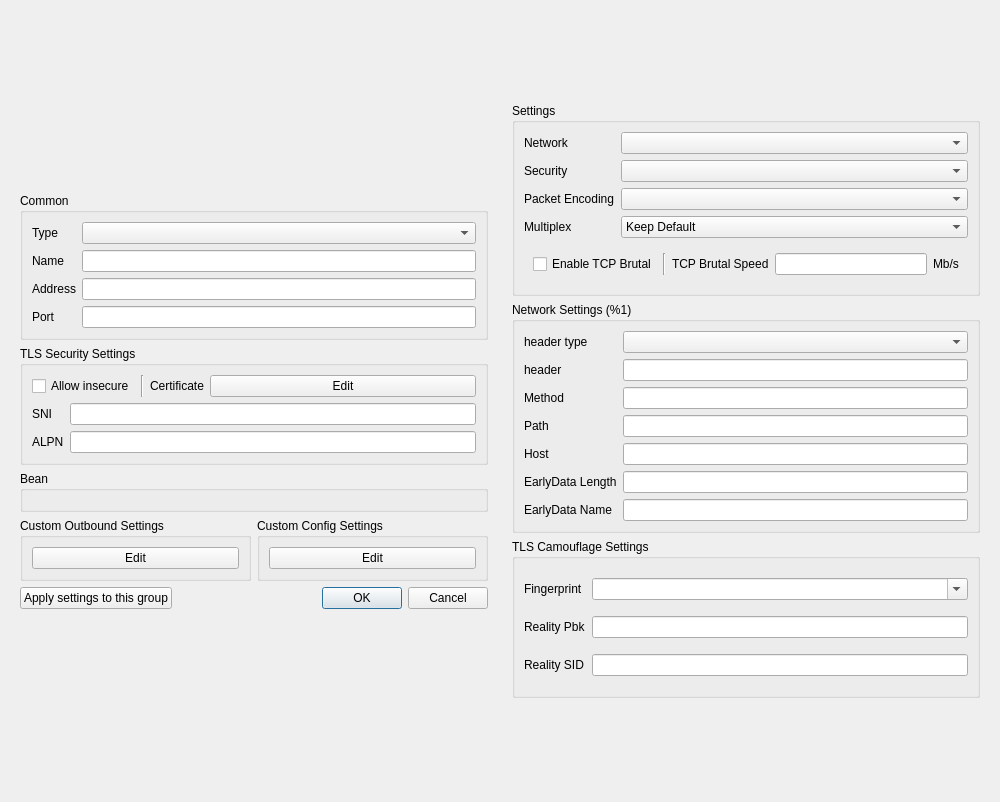
Old version of the form ui/edit/dialog_edit_profile.ui in the repository shengmo0210/nekoray.
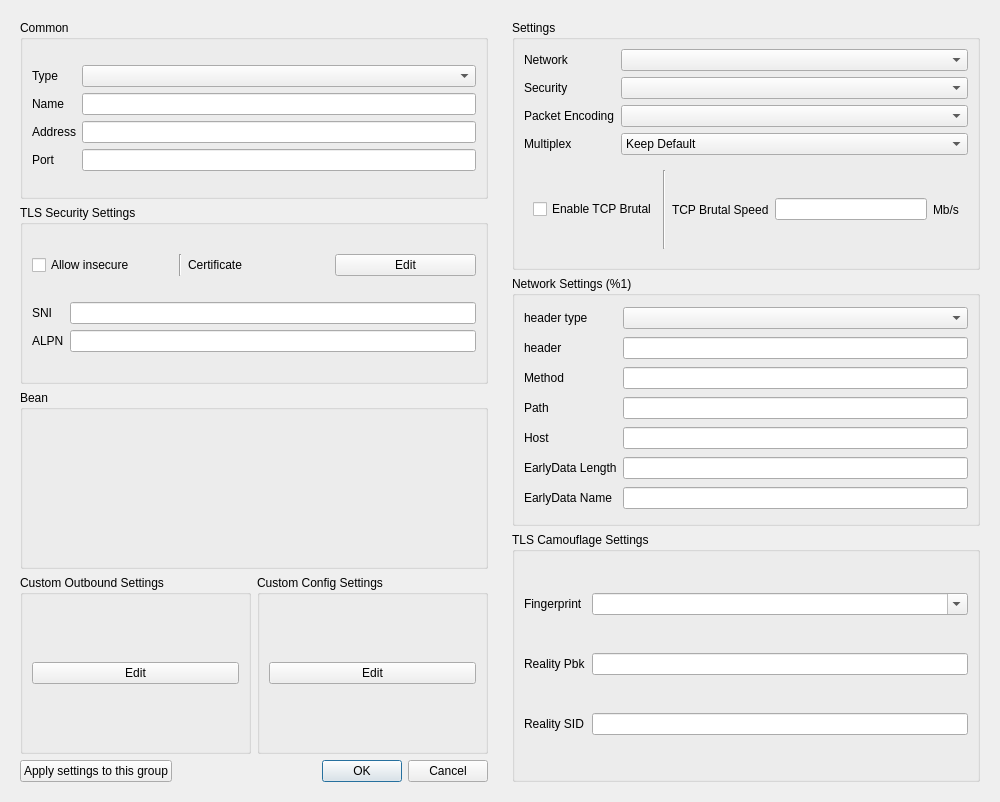
New version of the form. Custom widgets are drawn as their Qt base class.

Diff of the .ui file:
```diff
--- a/ui/edit/dialog_edit_profile.ui
+++ b/ui/edit/dialog_edit_profile.ui
@@ -23,7 +23,7 @@
    <item>
     <widget class="QWidget" name="left_w" native="true">
      <property name="sizePolicy">
-      <sizepolicy hsizetype="Minimum" vsizetype="Maximum">
+      <sizepolicy hsizetype="Preferred" vsizetype="Preferred">
        <horstretch>0</horstretch>
        <verstretch>0</verstretch>
       </sizepolicy>
@@ -31,7 +31,7 @@
      <property name="minimumSize">
       <size>
        <width>400</width>
-       <height>0</height>
+       <height>400</height>
       </size>
      </property>
      <layout class="QVBoxLayout" name="left">
@@ -41,7 +41,7 @@
       <item>
        <widget class="QGroupBox" name="groupBox">
         <property name="sizePolicy">
-         <sizepolicy hsizetype="Preferred" vsizetype="Maximum">
+         <sizepolicy hsizetype="Preferred" vsizetype="Preferred">
           <horstretch>0</horstretch>
           <verstretch>0</verstretch>
          </sizepolicy>
@@ -100,7 +100,7 @@
       <item>
        <widget class="QGroupBox" name="security_box">
         <property name="sizePolicy">
-         <sizepolicy hsizetype="Preferred" vsizetype="Maximum">
+         <sizepolicy hsizetype="Preferred" vsizetype="Preferred">
           <horstretch>0</horstretch>
           <verstretch>0</verstretch>
          </sizepolicy>
@@ -114,7 +114,7 @@
            <item>
             <widget class="QCheckBox" name="insecure">
              <property name="sizePolicy">
-              <sizepolicy hsizetype="Maximum" vsizetype="Fixed">
+              <sizepolicy hsizetype="Preferred" vsizetype="Preferred">
                <horstretch>0</horstretch>
                <verstretch>0</verstretch>
               </sizepolicy>
@@ -137,7 +137,7 @@
            <item>
             <widget class="QLabel" name="label_6">
              <property name="sizePolicy">
-              <sizepolicy hsizetype="Maximum" vsizetype="Preferred">
+              <sizepolicy hsizetype="Preferred" vsizetype="Preferred">
                <horstretch>0</horstretch>
                <verstretch>0</verstretch>
               </sizepolicy>
@@ -195,7 +195,7 @@
       <item>
        <widget class="QGroupBox" name="bean">
         <property name="sizePolicy">
-         <sizepolicy hsizetype="Preferred" vsizetype="Maximum">
+         <sizepolicy hsizetype="Preferred" vsizetype="Preferred">
           <horstretch>0</horstretch>
           <verstretch>0</verstretch>
          </sizepolicy>
@@ -215,7 +215,7 @@
         <item>
          <widget class="QGroupBox" name="custom_box">
           <property name="sizePolicy">
-           <sizepolicy hsizetype="Preferred" vsizetype="Maximum">
+           <sizepolicy hsizetype="Preferred" vsizetype="Preferred">
             <horstretch>0</horstretch>
             <verstretch>0</verstretch>
            </sizepolicy>
@@ -285,7 +285,7 @@
    <item>
     <widget class="QWidget" name="right_all_w" native="true">
      <property name="sizePolicy">
-      <sizepolicy hsizetype="Preferred" vsizetype="Maximum">
+      <sizepolicy hsizetype="Preferred" vsizetype="Preferred">
        <horstretch>0</horstretch>
        <verstretch>0</verstretch>
       </sizepolicy>
@@ -293,7 +293,7 @@
      <property name="minimumSize">
       <size>
        <width>400</width>
-       <height>613</height>
+       <height>400</height>
       </size>
      </property>
      <property name="toolTip">
@@ -306,7 +306,7 @@
       <item>
        <widget class="QGroupBox" name="stream_box">
         <property name="sizePolicy">
-         <sizepolicy hsizetype="Preferred" vsizetype="Maximum">
+         <sizepolicy hsizetype="Preferred" vsizetype="Preferred">
           <horstretch>0</horstretch>
           <verstretch>0</verstretch>
          </sizepolicy>
@@ -314,7 +314,7 @@
         <property name="minimumSize">
          <size>
           <width>0</width>
-          <height>156</height>
+          <height>0</height>
          </size>
         </property>
         <property name="title">
@@ -516,7 +516,7 @@
       <item>
        <widget class="QGroupBox" name="network_box">
         <property name="sizePolicy">
-         <sizepolicy hsizetype="Preferred" vsizetype="Maximum">
+         <sizepolicy hsizetype="Preferred" vsizetype="Preferred">
           <horstretch>0</horstretch>
           <verstretch>0</verstretch>
          </sizepolicy>
@@ -535,7 +535,7 @@
          <item row="1" column="0">
           <widget class="QLabel" name="headers_l">
            <property name="sizePolicy">
-            <sizepolicy hsizetype="Maximum" vsizetype="Preferred">
+            <sizepolicy hsizetype="Preferred" vsizetype="Preferred">
              <horstretch>0</horstretch>
              <verstretch>0</verstretch>
             </sizepolicy>
@@ -666,7 +666,7 @@
          <item row="0" column="0">
           <widget class="QLabel" name="label_2">
            <property name="sizePolicy">
-            <sizepolicy hsizetype="Maximum" vsizetype="Preferred">
+            <sizepolicy hsizetype="Preferred" vsizetype="Preferred">
              <horstretch>0</horstretch>
              <verstretch>0</verstretch>
             </sizepolicy>
```
